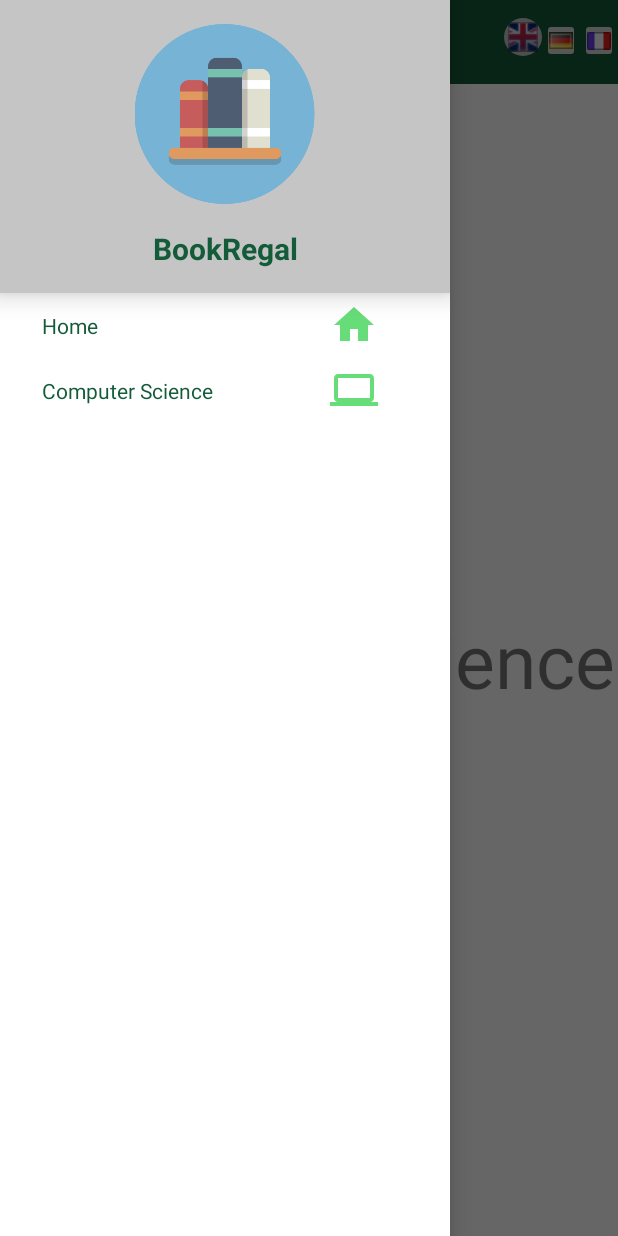
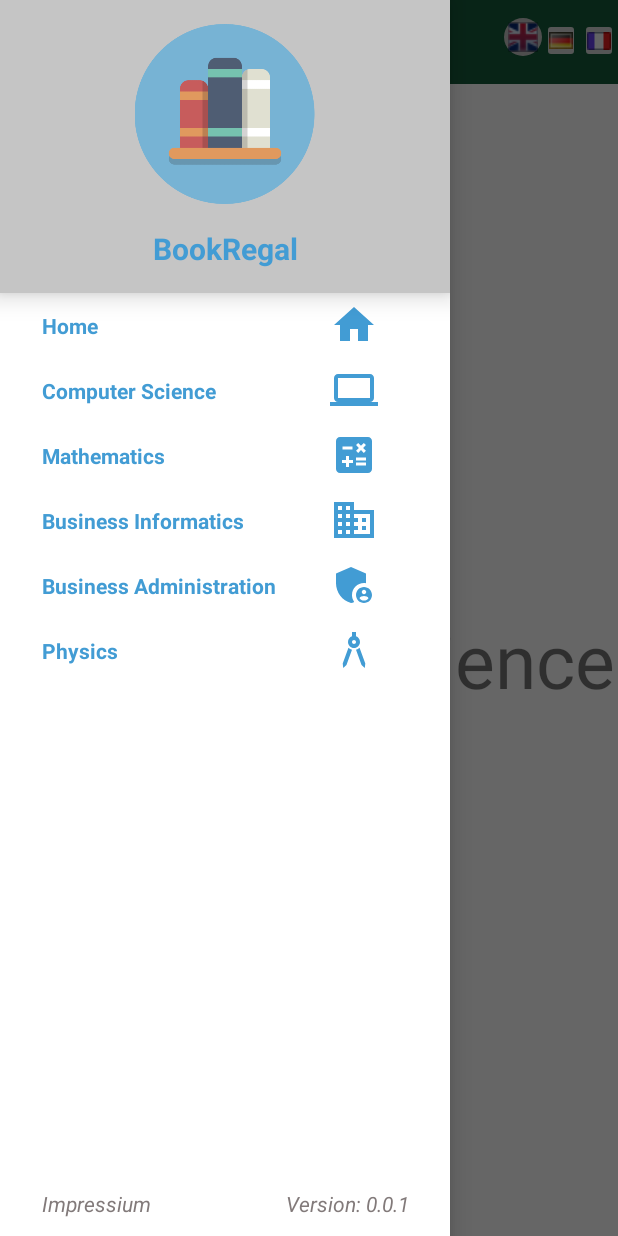
Before and after one commit to Omer-Guimdo/BookRegal, an Android app: the ComputerSience screen opened directly, with no data from a screen before it, with the side drawer open, on a phone screen of 412 x 824 dp. Run offline under Robolectric (Android 15) with nearby library versions, the light colour scheme and no system bars.

Commit message:
competed menu implementation

```diff
--- a/app/src/main/AndroidManifest.xml
+++ b/app/src/main/AndroidManifest.xml
@@ -9,7 +9,7 @@
         android:roundIcon="@mipmap/ic_launcher_round"
         android:supportsRtl="true"
         android:theme="@style/Theme.BookRegal">
-        <activity android:name=".Dashboard"></activity>
+        <activity android:name=".ComputerSience"></activity>
         <activity android:name=".MainActivity">
             <intent-filter>
                 <action android:name="android.intent.action.MAIN" />
--- a/app/src/main/java/de/romycomer/bookregal/Dashboard.java
+++ b/app/src/main/java/de/romycomer/bookregal/ComputerSience.java
@@ -6,7 +6,7 @@ import androidx.drawerlayout.widget.DrawerLayout;
 import android.os.Bundle;
 import android.view.View;
 
-public class Dashboard extends AppCompatActivity {
+public class ComputerSience extends AppCompatActivity {
 
     //Initialize variable
     DrawerLayout drawerLayout;
@@ -14,7 +14,7 @@ public class Dashboard extends AppCompatActivity {
     @Override
     protected void onCreate(Bundle savedInstanceState) {
         super.onCreate(savedInstanceState);
-        setContentView(R.layout.activity_dashboard);
+        setContentView(R.layout.activity_computer_sience);
 
         //Assign variable
         drawerLayout = findViewById(R.id.drawer_layout);
@@ -33,6 +33,6 @@ public class Dashboard extends AppCompatActivity {
     }
     public void ClickDashboard(View view){
         //recreate activity
-        recreate();
+        MainActivity.redirectActivity(this,ComputerSience.class);
     }
 }
--- a/app/src/main/java/de/romycomer/bookregal/MainActivity.java
+++ b/app/src/main/java/de/romycomer/bookregal/MainActivity.java
@@ -80,9 +80,9 @@
         recreate();
     }
 
-    public  void ClickDashboard(View view){
-        //redirect activity to dashboard
-        redirectActivity(this,Dashboard.class);
+    public  void ClickComputerSience(View view){
+        //redirect activity to Computer Sience
+        redirectActivity(this, ComputerSience.class);
     }
 
     public static void redirectActivity(Activity activity, Class aClass) {
--- /dev/null
+++ b/app/src/main/res/drawable/ic_business_administration.xml
@@ -0,0 +1,6 @@
+<vector android:height="32dp" android:tint="#429CD4"
+    android:viewportHeight="24" android:viewportWidth="24"
+    android:width="32dp" xmlns:android="http://schemas.android.com/apk/res/android">
+    <path android:fillColor="@android:color/white" android:pathData="M17,11c0.34,0 0.67,0.04 1,0.09V6.27L10.5,3L3,6.27v4.91c0,4.54 3.2,8.79 7.5,9.82c0.55,-0.13 1.08,-0.32 1.6,-0.55C11.41,19.47 11,18.28 11,17C11,13.69 13.69,11 17,11z"/>
+    <path android:fillColor="@android:color/white" android:pathData="M17,13c-2.21,0 -4,1.79 -4,4c0,2.21 1.79,4 4,4s4,-1.79 4,-4C21,14.79 19.21,13 17,13zM17,14.38c0.62,0 1.12,0.51 1.12,1.12s-0.51,1.12 -1.12,1.12s-1.12,-0.51 -1.12,-1.12S16.38,14.38 17,14.38zM17,19.75c-0.93,0 -1.74,-0.46 -2.24,-1.17c0.05,-0.72 1.51,-1.08 2.24,-1.08s2.19,0.36 2.24,1.08C18.74,19.29 17.93,19.75 17,19.75z"/>
+</vector>
--- /dev/null
+++ b/app/src/main/res/drawable/ic_business_informatic.xml
@@ -0,0 +1,5 @@
+<vector android:height="32dp" android:tint="#429CD4"
+    android:viewportHeight="24" android:viewportWidth="24"
+    android:width="32dp" xmlns:android="http://schemas.android.com/apk/res/android">
+    <path android:fillColor="@android:color/white" android:pathData="M12,7L12,3L2,3v18h20L22,7L12,7zM6,19L4,19v-2h2v2zM6,15L4,15v-2h2v2zM6,11L4,11L4,9h2v2zM6,7L4,7L4,5h2v2zM10,19L8,19v-2h2v2zM10,15L8,15v-2h2v2zM10,11L8,11L8,9h2v2zM10,7L8,7L8,5h2v2zM20,19h-8v-2h2v-2h-2v-2h2v-2h-2L12,9h8v10zM18,11h-2v2h2v-2zM18,15h-2v2h2v-2z"/>
+</vector>
--- a/app/src/main/res/drawable/ic_computer_sience.xml
+++ b/app/src/main/res/drawable/ic_computer_sience.xml
@@ -1,4 +1,4 @@
-<vector android:height="32dp" android:tint="#66DD79"
+<vector android:height="32dp" android:tint="#429CD4"
     android:viewportHeight="24" android:viewportWidth="24"
     android:width="32dp" xmlns:android="http://schemas.android.com/apk/res/android">
     <path android:fillColor="@android:color/white" android:pathData="M20,18c1.1,0 1.99,-0.9 1.99,-2L22,6c0,-1.1 -0.9,-2 -2,-2H4c-1.1,0 -2,0.9 -2,2v10c0,1.1 0.9,2 2,2H0v2h24v-2h-4zM4,6h16v10H4V6z"/>
--- /dev/null
+++ b/app/src/main/res/drawable/ic_mathematic.xml
@@ -0,0 +1,5 @@
+<vector android:height="32dp" android:tint="#429CD4"
+    android:viewportHeight="24" android:viewportWidth="24"
+    android:width="32dp" xmlns:android="http://schemas.android.com/apk/res/android">
+    <path android:fillColor="@android:color/white" android:pathData="M19,3H5C3.9,3 3,3.9 3,5v14c0,1.1 0.9,2 2,2h14c1.1,0 2,-0.9 2,-2V5C21,3.9 20.1,3 19,3zM13.03,7.06L14.09,6l1.41,1.41L16.91,6l1.06,1.06l-1.41,1.41l1.41,1.41l-1.06,1.06L15.5,9.54l-1.41,1.41l-1.06,-1.06l1.41,-1.41L13.03,7.06zM6.25,7.72h5v1.5h-5V7.72zM11.5,16h-2v2H8v-2H6v-1.5h2v-2h1.5v2h2V16zM18,17.25h-5v-1.5h5V17.25zM18,14.75h-5v-1.5h5V14.75z"/>
+</vector>
--- a/app/src/main/res/drawable/ic_menu_home.xml
+++ b/app/src/main/res/drawable/ic_menu_home.xml
@@ -1,4 +1,4 @@
-<vector android:height="32dp" android:tint="#66DD79"
+<vector android:height="32dp" android:tint="#429CD4"
     android:viewportHeight="24" android:viewportWidth="24"
     android:width="32dp" xmlns:android="http://schemas.android.com/apk/res/android">
     <path android:fillColor="@android:color/white" android:pathData="M10,20v-6h4v6h5v-8h3L12,3 2,12h3v8z"/>
--- /dev/null
+++ b/app/src/main/res/drawable/ic_physic.xml
@@ -0,0 +1,7 @@
+<vector android:height="32dp" android:tint="#429CD4"
+    android:viewportHeight="24" android:viewportWidth="24"
+    android:width="32dp" xmlns:android="http://schemas.android.com/apk/res/android">
+    <path android:fillColor="@android:color/white" android:pathData="M6.36,18.78L6.61,21l1.62,-1.54l2.77,-7.6c-0.68,-0.17 -1.28,-0.51 -1.77,-0.98L6.36,18.78z"/>
+    <path android:fillColor="@android:color/white" android:pathData="M14.77,10.88c-0.49,0.47 -1.1,0.81 -1.77,0.98l2.77,7.6L17.39,21l0.26,-2.22L14.77,10.88z"/>
+    <path android:fillColor="@android:color/white" android:pathData="M15,8c0,-1.3 -0.84,-2.4 -2,-2.82V3h-2v2.18C9.84,5.6 9,6.7 9,8c0,1.66 1.34,3 3,3S15,9.66 15,8zM12,9c-0.55,0 -1,-0.45 -1,-1c0,-0.55 0.45,-1 1,-1s1,0.45 1,1C13,8.55 12.55,9 12,9z"/>
+</vector>
--- a/app/src/main/res/layout/activity_dashboard.xml
+++ b/app/src/main/res/layout/activity_computer_sience.xml
@@ -5,7 +5,7 @@
     android:layout_width="match_parent"
     android:layout_height="match_parent"
     android:id="@+id/drawer_layout"
-    tools:context=".Dashboard">
+    tools:context=".ComputerSience">
 
     <LinearLayout
         android:layout_width="match_parent"
--- a/app/src/main/res/layout/main_nav_drawer.xml
+++ b/app/src/main/res/layout/main_nav_drawer.xml
@@ -26,7 +26,7 @@
             android:textSize="20sp"
             android:textStyle="bold"
             android:textAlignment="center"
-            android:textColor="@color/green_book_regal"/>
+            android:textColor="@color/drawer_color"/>
 
     </LinearLayout>
 
@@ -42,7 +42,8 @@
             android:layout_width="wrap_content"
             android:layout_height="wrap_content"
             android:layout_weight="1"
-            android:textColor="@color/green_book_regal"
+            android:textStyle="bold"
+            android:textColor="@color/drawer_color"
             android:padding="12dp"
             android:text="@string/menu_home"
             android:layout_marginStart="16dp"/>
@@ -66,7 +67,8 @@
             android:layout_width="wrap_content"
             android:layout_height="wrap_content"
             android:layout_weight="1"
-            android:textColor="@color/green_book_regal"
+            android:textStyle="bold"
+            android:textColor="@color/drawer_color"
             android:padding="12sp"
             android:text="@string/main_tv_titel_computer_science"
             android:layout_marginStart="16dp"/>
@@ -78,4 +80,127 @@
             android:src="@drawable/ic_computer_sience"/>
 
     </LinearLayout>
+
+    <LinearLayout
+        android:layout_width="match_parent"
+        android:layout_height="wrap_content"
+        android:orientation="horizontal"
+        android:gravity="center_vertical"
+        android:onClick="clickMathematic">
+
+        <TextView
+            android:layout_width="wrap_content"
+            android:layout_height="wrap_content"
+            android:layout_weight="1"
+            android:textStyle="bold"
+            android:textColor="@color/drawer_color"
+            android:padding="12sp"
+            android:text="@string/main_tv_titel_mathematics"
+            android:layout_marginStart="16dp"/>
+
+        <ImageView
+            android:layout_width="wrap_content"
+            android:layout_height="wrap_content"
+            android:layout_marginEnd="48dp"
+            android:src="@drawable/ic_mathematic"/>
+
+    </LinearLayout>
+    <LinearLayout
+        android:layout_width="match_parent"
+        android:layout_height="wrap_content"
+        android:orientation="horizontal"
+        android:gravity="center_vertical"
+        android:onClick="clickBusiness_informatic">
+
+        <TextView
+            android:layout_width="wrap_content"
+            android:layout_height="wrap_content"
+            android:layout_weight="1"
+            android:textStyle="bold"
+            android:textColor="@color/drawer_color"
+            android:padding="12sp"
+            android:text="@string/main_tv_titel_business_informatics"
+            android:layout_marginStart="16dp"/>
+
+        <ImageView
+            android:layout_width="wrap_content"
+            android:layout_height="wrap_content"
+            android:layout_marginEnd="48dp"
+            android:src="@drawable/ic_business_informatic"/>
+
+    </LinearLayout>
+    <LinearLayout
+        android:layout_width="match_parent"
+        android:layout_height="wrap_content"
+        android:orientation="horizontal"
+        android:gravity="center_vertical"
+        android:onClick="clickBusiness_administration">
+
+        <TextView
+            android:layout_width="wrap_content"
+            android:layout_height="wrap_content"
+            android:layout_weight="1"
+            android:textStyle="bold"
+            android:textColor="@color/drawer_color"
+            android:padding="12sp"
+            android:text="@string/main_tv_titel_business_administration"
+            android:layout_marginStart="16dp"/>
+
+        <ImageView
+            android:layout_width="wrap_content"
+            android:layout_height="wrap_content"
+            android:layout_marginEnd="48dp"
+            android:src="@drawable/ic_business_administration"/>
+    </LinearLayout>
+    <LinearLayout
+        android:layout_width="match_parent"
+        android:layout_height="wrap_content"
+        android:orientation="horizontal"
+        android:gravity="center_vertical"
+        android:onClick="clickPhysic">
+
+        <TextView
+            android:layout_width="wrap_content"
+            android:layout_height="wrap_content"
+            android:layout_weight="1"
+            android:textStyle="bold"
+            android:textColor="@color/drawer_color"
+            android:padding="12sp"
+            android:text="@string/main_tv_titel_physic"
+            android:layout_marginStart="16dp"/>
+
+        <ImageView
+            android:layout_width="wrap_content"
+            android:layout_height="wrap_content"
+            android:layout_marginEnd="48dp"
+            android:src="@drawable/ic_physic" />
+    </LinearLayout>
+    <LinearLayout
+        android:layout_width="match_parent"
+        android:layout_height="wrap_content"
+        android:orientation="horizontal"
+        android:layout_weight="1"
+        android:gravity="bottom">
+        <TextView
+            android:layout_width="wrap_content"
+            android:layout_height="wrap_content"
+            android:layout_weight="1"
+            android:textStyle="italic"
+            android:textColor="#827A7A"
+            android:padding="12sp"
+            android:text="@string/impressium"
+            android:layout_marginStart="16dp"/>
+        <TextView
+            android:layout_width="wrap_content"
+            android:layout_height="wrap_content"
+            android:layout_weight="1"
+            android:textStyle="italic"
+            android:textAlignment="textEnd"
+            android:layout_marginEnd="16dp"
+            android:textColor="#827A7A"
+            android:padding="12sp"
+            android:text="@string/version"
+            android:layout_marginStart="16dp"/>
+    </LinearLayout>
+
 </LinearLayout>
--- a/app/src/main/res/values/colors.xml
+++ b/app/src/main/res/values/colors.xml
@@ -7,4 +7,5 @@
     <color name="teal_700">#FF018786</color>
     <color name="black">#FF000000</color>
     <color name="white">#FFFFFFFF</color>
+    <color name="drawer_color">#429CD4</color>
 </resources>
--- a/app/src/main/res/values/strings.xml
+++ b/app/src/main/res/values/strings.xml
@@ -13,6 +13,6 @@
     <string name="main_tv_titel_business_administration">Business Administration</string>
     <string name="main_tv_titel_physic">Physics</string>
     <string name="impressium">Impressium</string>
-    <string name="version">version</string>
+    <string name="version">Version: 0.0.1</string>
     <string name="books_library">Books Library</string>
 </resources>
```
Also changed, not shown: 2 other files.
